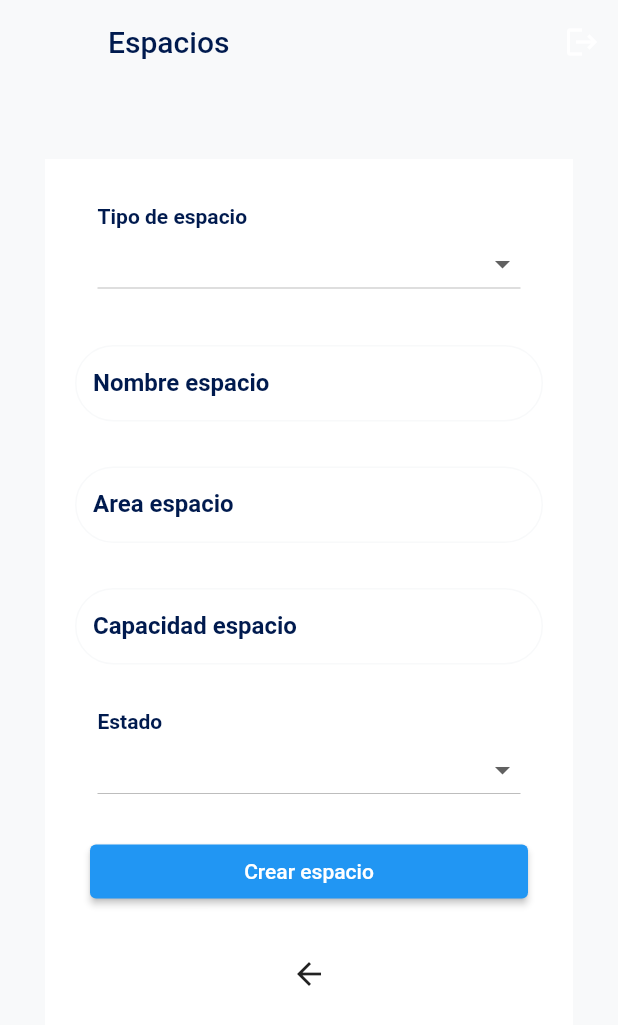
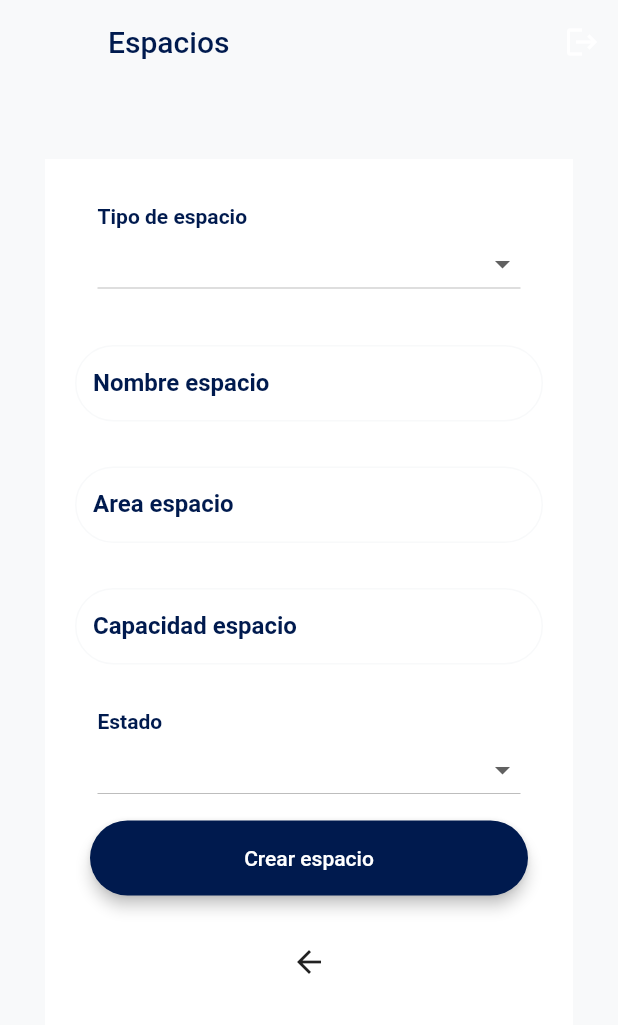
Before and after one commit to ST-Emmanuel00/flutter_apptower, a Flutter app: the screen it shows after launch, after a tap on "Espacios", on a phone screen of 412 x 824 dp. Shown: the top 1025 px of the screen. Run offline on Flutter 3.47's test engine with Material 2 defaults, Android fonts, the light colour scheme and no system bars; key blocks and very long unbroken strings in the code were emptied for the run.

Commit message:
Entrega de taller proyecto formativo en flutter

```diff
--- a/lib/screen/espacios.dart
+++ b/lib/screen/espacios.dart
@@ -89,8 +89,17 @@ class _EspaciosState extends State<Espacios> {
                 titulo: "Estado",
               ),
               Padding(
-                padding: const EdgeInsets.fromLTRB(30, 20, 30, 0),
+                padding: const EdgeInsets.fromLTRB(30, 10, 30, 0),
                 child: ElevatedButton(
+                  style: ElevatedButton.styleFrom(
+                    primary: const Color.fromRGBO(0, 26, 78, 1),
+                    shape: RoundedRectangleBorder(
+                      borderRadius: BorderRadius.circular(40.0),
+                    ),
+                    elevation: 4.0, // Ajusta el valor según tu preferencia
+                    minimumSize: const Size(
+                        double.infinity, 50), // Ancho y alto mínimos del botón
+                  ),
                   onPressed: () {
                     // Lógica para el botón de "Crear"
                     print("Botón Crear presionado");
--- a/lib/screen/navegador.dart
+++ b/lib/screen/navegador.dart
@@ -1,4 +1,5 @@
 import 'package:apptower/screen/espacios.dart';
+import 'package:apptower/screen/login.dart';
 import 'package:flutter/material.dart';
 
 void main() => runApp(const Navegador());
@@ -46,7 +47,7 @@ class Navegador extends StatelessWidget {
                 titulo: "Espacios", widget: Espacios(), icono: Icons.apartment),
             Opcion(
                 titulo: "Salir",
-                widget: Text("jeje"),
+                widget: LogIn(),
                 icono: Icons.logout),
           ]),
         ),
```
Also changed, not shown: lib/screen/login.dart (+100 -0 lines), lib/widgets/inputs.dart (line endings or trailing spaces).
